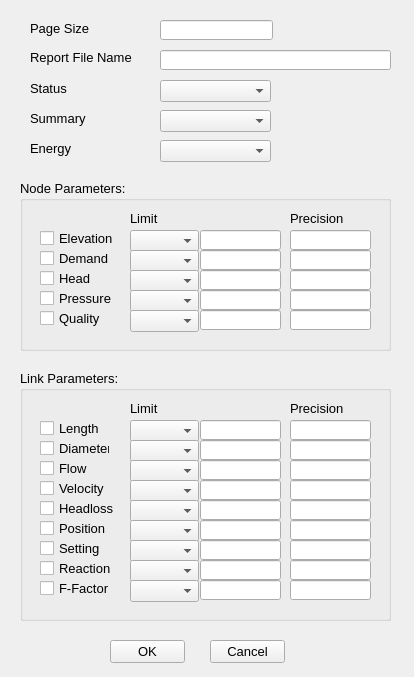
This is src/ui/EPANET/frmReportOptionsDesigner.ui in USEPA/SWMM-EPANET_User_Interface as Qt 5 draws it before an edit. The edited form follows.
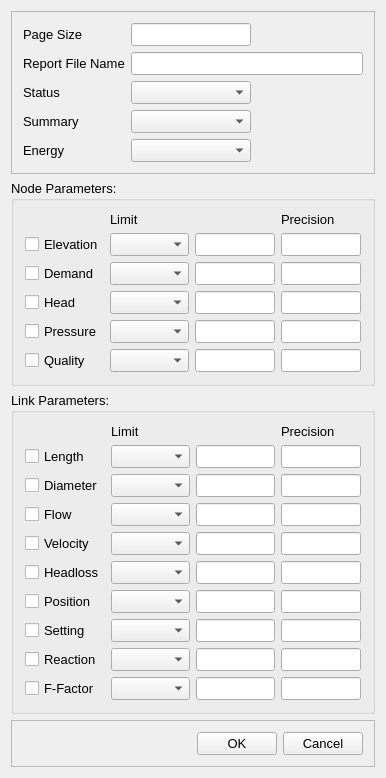
This is the edited form.

Commit message: redo form layouts so they resize appropriately

Diff of the .ui file:
```diff
--- a/src/ui/EPANET/frmReportOptionsDesigner.ui
+++ b/src/ui/EPANET/frmReportOptionsDesigner.ui
@@ -6,8 +6,8 @@
    <rect>
     <x>0</x>
     <y>0</y>
-    <width>414</width>
-    <height>677</height>
+    <width>386</width>
+    <height>689</height>
    </rect>
   </property>
   <property name="font">
@@ -19,832 +19,436 @@
    <string>EPANET Report Options</string>
   </property>
   <widget class="QWidget" name="centralWidget">
-   <widget class="QLabel" name="lblPageSize">
-    <property name="geometry">
-     <rect>
-      <x>30</x>
-      <y>20</y>
-      <width>71</width>
-      <height>16</height>
-     </rect>
-    </property>
-    <property name="font">
-     <font>
-      <pointsize>10</pointsize>
-     </font>
-    </property>
-    <property name="text">
-     <string>Page Size</string>
-    </property>
-   </widget>
-   <widget class="QLabel" name="lblReportFileName">
-    <property name="geometry">
-     <rect>
-      <x>30</x>
-      <y>50</y>
-      <width>121</width>
-      <height>16</height>
-     </rect>
-    </property>
-    <property name="text">
-     <string>&lt;html&gt;&lt;head/&gt;&lt;body&gt;&lt;p&gt;Report File Name&lt;/p&gt;&lt;/body&gt;&lt;/html&gt;</string>
-    </property>
-   </widget>
-   <widget class="QLabel" name="lblStatus">
-    <property name="geometry">
-     <rect>
-      <x>30</x>
-      <y>80</y>
-      <width>111</width>
-      <height>16</height>
-     </rect>
-    </property>
-    <property name="text">
-     <string>Status</string>
-    </property>
-   </widget>
-   <widget class="QPushButton" name="cmdOK">
-    <property name="geometry">
-     <rect>
-      <x>110</x>
-      <y>640</y>
-      <width>75</width>
-      <height>23</height>
-     </rect>
-    </property>
-    <property name="text">
-     <string>OK</string>
-    </property>
-   </widget>
-   <widget class="QPushButton" name="cmdCancel">
-    <property name="geometry">
-     <rect>
-      <x>210</x>
-      <y>640</y>
-      <width>75</width>
-      <height>23</height>
-     </rect>
-    </property>
-    <property name="text">
-     <string>Cancel</string>
-    </property>
-   </widget>
-   <widget class="QComboBox" name="cboSummary">
-    <property name="geometry">
-     <rect>
-      <x>160</x>
-      <y>110</y>
-      <width>111</width>
-      <height>22</height>
-     </rect>
-    </property>
-   </widget>
-   <widget class="QComboBox" name="cboEnergy">
-    <property name="geometry">
-     <rect>
-      <x>160</x>
-      <y>140</y>
-      <width>111</width>
-      <height>22</height>
-     </rect>
-    </property>
-   </widget>
-   <widget class="QLabel" name="lblSummary">
-    <property name="geometry">
-     <rect>
-      <x>30</x>
-      <y>110</y>
-      <width>111</width>
-      <height>16</height>
-     </rect>
-    </property>
-    <property name="text">
-     <string>Summary</string>
-    </property>
-   </widget>
-   <widget class="QLabel" name="lblEnergy">
-    <property name="geometry">
-     <rect>
-      <x>30</x>
-      <y>140</y>
-      <width>111</width>
-      <height>16</height>
-     </rect>
-    </property>
-    <property name="text">
-     <string>Energy</string>
-    </property>
-   </widget>
-   <widget class="QComboBox" name="cboStatus">
-    <property name="geometry">
-     <rect>
-      <x>160</x>
-      <y>80</y>
-      <width>111</width>
-      <height>22</height>
-     </rect>
-    </property>
-   </widget>
-   <widget class="QLineEdit" name="txtReportFileName">
-    <property name="geometry">
-     <rect>
-      <x>160</x>
-      <y>50</y>
-      <width>231</width>
-      <height>20</height>
-     </rect>
-    </property>
-   </widget>
-   <widget class="QLineEdit" name="txtPageSize">
-    <property name="geometry">
-     <rect>
-      <x>160</x>
-      <y>20</y>
-      <width>113</width>
-      <height>20</height>
-     </rect>
-    </property>
-   </widget>
-   <widget class="QGroupBox" name="gbxNode">
-    <property name="geometry">
-     <rect>
-      <x>20</x>
-      <y>180</y>
-      <width>371</width>
-      <height>171</height>
-     </rect>
-    </property>
-    <property name="title">
-     <string>Node Parameters:</string>
-    </property>
-    <widget class="QCheckBox" name="cbxNode1">
-     <property name="geometry">
-      <rect>
-       <x>20</x>
-       <y>50</y>
-       <width>101</width>
-       <height>17</height>
-      </rect>
-     </property>
-     <property name="text">
-      <string>Elevation</string>
-     </property>
-    </widget>
-    <widget class="QCheckBox" name="cbxNode3">
-     <property name="geometry">
-      <rect>
-       <x>20</x>
-       <y>90</y>
-       <width>101</width>
-       <height>17</height>
-      </rect>
-     </property>
-     <property name="text">
-      <string>Head</string>
-     </property>
-    </widget>
-    <widget class="QCheckBox" name="cbxNode2">
-     <property name="geometry">
-      <rect>
-       <x>20</x>
-       <y>70</y>
-       <width>70</width>
-       <height>17</height>
-      </rect>
-     </property>
-     <property name="text">
-      <string>Demand</string>
-     </property>
-    </widget>
-    <widget class="QCheckBox" name="cbxNode4">
-     <property name="geometry">
-      <rect>
-       <x>20</x>
-       <y>110</y>
-       <width>101</width>
-       <height>17</height>
-      </rect>
-     </property>
-     <property name="text">
-      <string>Pressure</string>
-     </property>
-    </widget>
-    <widget class="QCheckBox" name="cbxNode5">
-     <property name="geometry">
-      <rect>
-       <x>20</x>
-       <y>130</y>
-       <width>101</width>
-       <height>17</height>
-      </rect>
-     </property>
-     <property name="text">
-      <string>Quality</string>
-     </property>
-    </widget>
-    <widget class="QComboBox" name="cboNode1">
-     <property name="geometry">
-      <rect>
-       <x>110</x>
-       <y>50</y>
-       <width>69</width>
-       <height>22</height>
-      </rect>
-     </property>
-    </widget>
-    <widget class="QComboBox" name="cboNode2">
-     <property name="geometry">
-      <rect>
-       <x>110</x>
-       <y>70</y>
-       <width>69</width>
-       <height>22</height>
-      </rect>
-     </property>
-    </widget>
-    <widget class="QComboBox" name="cboNode3">
-     <property name="geometry">
-      <rect>
-       <x>110</x>
-       <y>90</y>
-       <width>69</width>
-       <height>22</height>
-      </rect>
-     </property>
-    </widget>
-    <widget class="QComboBox" name="cboNode4">
-     <property name="geometry">
-      <rect>
-       <x>110</x>
-       <y>110</y>
-       <width>69</width>
-       <height>22</height>
-      </rect>
-     </property>
-    </widget>
-    <widget class="QComboBox" name="cboNode5">
-     <property name="geometry">
-      <rect>
-       <x>110</x>
-       <y>130</y>
-       <width>69</width>
-       <height>22</height>
-      </rect>
-     </property>
-    </widget>
-    <widget class="QLabel" name="lblLimit">
-     <property name="geometry">
-      <rect>
-       <x>110</x>
-       <y>30</y>
-       <width>71</width>
-       <height>16</height>
-      </rect>
-     </property>
-     <property name="text">
-      <string>Limit</string>
-     </property>
-    </widget>
-    <widget class="QLineEdit" name="txtNode1">
-     <property name="geometry">
-      <rect>
-       <x>180</x>
-       <y>50</y>
-       <width>81</width>
-       <height>20</height>
-      </rect>
-     </property>
-    </widget>
-    <widget class="QLineEdit" name="txtNode2">
-     <property name="geometry">
-      <rect>
-       <x>180</x>
-       <y>70</y>
-       <width>81</width>
-       <height>20</height>
-      </rect>
-     </property>
-    </widget>
-    <widget class="QLineEdit" name="txtNode3">
-     <property name="geometry">
-      <rect>
-       <x>180</x>
-       <y>90</y>
-       <width>81</width>
-       <height>20</height>
-      </rect>
-     </property>
-    </widget>
-    <widget class="QLineEdit" name="txtNode4">
-     <property name="geometry">
-      <rect>
-       <x>180</x>
-       <y>110</y>
-       <width>81</width>
-       <height>20</height>
-      </rect>
-     </property>
-    </widget>
-    <widget class="QLineEdit" name="txtNode5">
-     <property name="geometry">
-      <rect>
-       <x>180</x>
-       <y>130</y>
-       <width>81</width>
-       <height>20</height>
-      </rect>
-     </property>
-    </widget>
-    <widget class="QLabel" name="lblPrecision">
-     <property name="geometry">
-      <rect>
-       <x>270</x>
-       <y>30</y>
-       <width>71</width>
-       <height>16</height>
-      </rect>
-     </property>
-     <property name="text">
-      <string>Precision</string>
-     </property>
-    </widget>
-    <widget class="QLineEdit" name="txtNode6">
-     <property name="geometry">
-      <rect>
-       <x>270</x>
-       <y>50</y>
-       <width>81</width>
-       <height>20</height>
-      </rect>
-     </property>
-    </widget>
-    <widget class="QLineEdit" name="txtNode8">
-     <property name="geometry">
-      <rect>
-       <x>270</x>
-       <y>90</y>
-       <width>81</width>
-       <height>20</height>
-      </rect>
-     </property>
-    </widget>
-    <widget class="QLineEdit" name="txtNode7">
-     <property name="geometry">
-      <rect>
-       <x>270</x>
-       <y>70</y>
-       <width>81</width>
-       <height>20</height>
-      </rect>
-     </property>
-    </widget>
-    <widget class="QLineEdit" name="txtNode10">
-     <property name="geometry">
-      <rect>
-       <x>270</x>
-       <y>130</y>
-       <width>81</width>
-       <height>20</height>
-      </rect>
-     </property>
-    </widget>
-    <widget class="QLineEdit" name="txtNode9">
-     <property name="geometry">
-      <rect>
-       <x>270</x>
-       <y>110</y>
-       <width>81</width>
-       <height>20</height>
-      </rect>
-     </property>
-    </widget>
-   </widget>
-   <widget class="QGroupBox" name="gbxLink">
-    <property name="geometry">
-     <rect>
-      <x>20</x>
-      <y>370</y>
-      <width>371</width>
-      <height>251</height>
-     </rect>
-    </property>
-    <property name="title">
-     <string>Link Parameters:</string>
-    </property>
-    <widget class="QCheckBox" name="cbxLink1">
-     <property name="geometry">
-      <rect>
-       <x>20</x>
-       <y>50</y>
-       <width>101</width>
-       <height>17</height>
-      </rect>
-     </property>
-     <property name="text">
-      <string>Length</string>
-     </property>
-    </widget>
-    <widget class="QCheckBox" name="cbxLink3">
-     <property name="geometry">
-      <rect>
-       <x>20</x>
-       <y>90</y>
-       <width>101</width>
-       <height>17</height>
-      </rect>
-     </property>
-     <property name="text">
-      <string>Flow</string>
-     </property>
-    </widget>
-    <widget class="QCheckBox" name="cbxLink2">
-     <property name="geometry">
-      <rect>
-       <x>20</x>
-       <y>70</y>
-       <width>70</width>
-       <height>17</height>
-      </rect>
-     </property>
-     <property name="text">
-      <string>Diameter</string>
-     </property>
-    </widget>
-    <widget class="QCheckBox" name="cbxLink4">
-     <property name="geometry">
-      <rect>
-       <x>20</x>
-       <y>110</y>
-       <width>101</width>
-       <height>17</height>
-      </rect>
-     </property>
-     <property name="text">
-      <string>Velocity</string>
-     </property>
-    </widget>
-    <widget class="QCheckBox" name="cbxLink5">
-     <property name="geometry">
-      <rect>
-       <x>20</x>
-       <y>130</y>
-       <width>101</width>
-       <height>17</height>
-      </rect>
-     </property>
-     <property name="text">
-      <string>Headloss</string>
-     </property>
-    </widget>
-    <widget class="QComboBox" name="cboLink1">
-     <property name="geometry">
-      <rect>
-       <x>110</x>
-       <y>50</y>
-       <width>69</width>
-       <height>22</height>
-      </rect>
-     </property>
-    </widget>
-    <widget class="QComboBox" name="cboLink2">
-     <property name="geometry">
-      <rect>
-       <x>110</x>
-       <y>70</y>
-       <width>69</width>
-       <height>22</height>
-      </rect>
-     </property>
-    </widget>
-    <widget class="QComboBox" name="cboLink3">
-     <property name="geometry">
-      <rect>
-       <x>110</x>
-       <y>90</y>
-       <width>69</width>
-       <height>22</height>
-      </rect>
-     </property>
-    </widget>
-    <widget class="QComboBox" name="cboLink4">
-     <property name="geometry">
-      <rect>
-       <x>110</x>
-       <y>110</y>
-       <width>69</width>
-       <height>22</height>
-      </rect>
-     </property>
-    </widget>
-    <widget class="QComboBox" name="cboLink5">
-     <property name="geometry">
-      <rect>
-       <x>110</x>
-       <y>130</y>
-       <width>69</width>
-       <height>22</height>
-      </rect>
-     </property>
-    </widget>
-    <widget class="QLabel" name="lblLimitLink">
-     <property name="geometry">
-      <rect>
-       <x>110</x>
-       <y>30</y>
-       <width>71</width>
-       <height>16</height>
-      </rect>
-     </property>
-     <property name="text">
-      <string>Limit</string>
-     </property>
-    </widget>
-    <widget class="QLineEdit" name="txtLink1">
-     <property name="geometry">
-      <rect>
-       <x>180</x>
-       <y>50</y>
-       <width>81</width>
-       <height>20</height>
-      </rect>
-     </property>
-    </widget>
-    <widget class="QLineEdit" name="txtLink2">
-     <property name="geometry">
-      <rect>
-       <x>180</x>
-       <y>70</y>
-       <width>81</width>
-       <height>20</height>
-      </rect>
-     </property>
-    </widget>
-    <widget class="QLineEdit" name="txtLink3">
-     <property name="geometry">
-      <rect>
-       <x>180</x>
-       <y>90</y>
-       <width>81</width>
-       <height>20</height>
-      </rect>
-     </property>
-    </widget>
-    <widget class="QLineEdit" name="txtLink4">
-     <property name="geometry">
-      <rect>
-       <x>180</x>
-       <y>110</y>
-       <width>81</width>
-       <height>20</height>
-      </rect>
-     </property>
-    </widget>
-    <widget class="QLineEdit" name="txtLink5">
-     <property name="geometry">
-      <rect>
-       <x>180</x>
-       <y>130</y>
-       <width>81</width>
-       <height>20</height>
-      </rect>
-     </property>
-    </widget>
-    <widget class="QLabel" name="lblPrecisionLink">
-     <property name="geometry">
-      <rect>
-       <x>270</x>
-       <y>30</y>
-       <width>71</width>
-       <height>16</height>
-      </rect>
-     </property>
-     <property name="text">
-      <string>Precision</string>
-     </property>
-    </widget>
-    <widget class="QLineEdit" name="txtLink10">
-     <property name="geometry">
-      <rect>
-       <x>270</x>
-       <y>50</y>
-       <width>81</width>
-       <height>20</height>
-      </rect>
-     </property>
-    </widget>
-    <widget class="QLineEdit" name="txtLink12">
-     <property name="geometry">
-      <rect>
-       <x>270</x>
-       <y>90</y>
-       <width>81</width>
-       <height>20</height>
-      </rect>
-     </property>
-    </widget>
-    <widget class="QLineEdit" name="txtLink11">
-     <property name="geometry">
-      <rect>
-       <x>270</x>
-       <y>70</y>
-       <width>81</width>
-       <height>20</height>
-      </rect>
-     </property>
-    </widget>
-    <widget class="QLineEdit" name="txtLink14">
-     <property name="geometry">
-      <rect>
-       <x>270</x>
-       <y>130</y>
-       <width>81</width>
-       <height>20</height>
-      </rect>
-     </property>
-    </widget>
-    <widget class="QLineEdit" name="txtLink13">
-     <property name="geometry">
-      <rect>
-       <x>270</x>
-       <y>110</y>
-       <width>81</width>
-       <height>20</height>
-      </rect>
-     </property>
-    </widget>
-    <widget class="QComboBox" name="cboLink6">
-     <property name="geometry">
-      <rect>
-       <x>110</x>
-       <y>150</y>
-       <width>69</width>
-       <height>22</height>
-      </rect>
-     </property>
-    </widget>
-    <widget class="QLineEdit" name="txtLink15">
-     <property name="geometry">
-      <rect>
-       <x>270</x>
-       <y>150</y>
-       <width>81</width>
-       <height>20</height>
-      </rect>
-     </property>
-    </widget>
-    <widget class="QLineEdit" name="txtLink6">
-     <property name="geometry">
-      <rect>
-       <x>180</x>
-       <y>150</y>
-       <width>81</width>
-       <height>20</height>
-      </rect>
-     </property>
-    </widget>
-    <widget class="QCheckBox" name="cbxLink6">
-     <property name="geometry">
-      <rect>
-       <x>20</x>
-       <y>150</y>
-       <width>101</width>
-       <height>17</height>
-      </rect>
-     </property>
-     <property name="text">
-      <string>Position</string>
-     </property>
-    </widget>
-    <widget class="QComboBox" name="cboLink7">
-     <property name="geometry">
-      <rect>
-       <x>110</x>
-       <y>170</y>
-       <width>69</width>
-       <height>22</height>
-      </rect>
-     </property>
-    </widget>
-    <widget class="QLineEdit" name="txtLink16">
-     <property name="geometry">
-      <rect>
-       <x>270</x>
-       <y>170</y>
-       <width>81</width>
-       <height>20</height>
-      </rect>
-     </property>
-    </widget>
-    <widget class="QLineEdit" name="txtLink7">
-     <property name="geometry">
-      <rect>
-       <x>180</x>
-       <y>170</y>
-       <width>81</width>
-       <height>20</height>
-      </rect>
-     </property>
-    </widget>
-    <widget class="QCheckBox" name="cbxLink7">
-     <property name="geometry">
-      <rect>
-       <x>20</x>
-       <y>170</y>
-       <width>101</width>
-       <height>17</height>
-      </rect>
-     </property>
-     <property name="text">
-      <string>Setting</string>
-     </property>
-    </widget>
-    <widget class="QComboBox" name="cboLink8">
-     <property name="geometry">
-      <rect>
-       <x>110</x>
-       <y>190</y>
-       <width>69</width>
-       <height>22</height>
-      </rect>
-     </property>
-    </widget>
-    <widget class="QLineEdit" name="txtLink17">
-     <property name="geometry">
-      <rect>
-       <x>270</x>
-       <y>190</y>
-       <width>81</width>
-       <height>20</height>
-      </rect>
-     </property>
-    </widget>
-    <widget class="QLineEdit" name="txtLink8">
-     <property name="geometry">
-      <rect>
-       <x>180</x>
-       <y>190</y>
-       <width>81</width>
-       <height>20</height>
-      </rect>
-     </property>
-    </widget>
-    <widget class="QCheckBox" name="cbxLink8">
-     <property name="geometry">
-      <rect>
-       <x>20</x>
-       <y>190</y>
-       <width>101</width>
-       <height>17</height>
-      </rect>
-     </property>
-     <property name="text">
-      <string>Reaction</string>
-     </property>
-    </widget>
-    <widget class="QComboBox" name="cboLink9">
-     <property name="geometry">
-      <rect>
-       <x>110</x>
-       <y>210</y>
-       <width>69</width>
-       <height>22</height>
-      </rect>
-     </property>
-    </widget>
-    <widget class="QLineEdit" name="txtLink18">
-     <property name="geometry">
-      <rect>
-       <x>270</x>
-       <y>210</y>
-       <width>81</width>
-       <height>20</height>
-      </rect>
-     </property>
-    </widget>
-    <widget class="QLineEdit" name="txtLink9">
-     <property name="geometry">
-      <rect>
-       <x>180</x>
-       <y>210</y>
-       <width>81</width>
-       <height>20</height>
-      </rect>
-     </property>
-    </widget>
-    <widget class="QCheckBox" name="cbxLink9">
-     <property name="geometry">
-      <rect>
-       <x>20</x>
-       <y>210</y>
-       <width>101</width>
-       <height>17</height>
-      </rect>
-     </property>
-     <property name="text">
-      <string>F-Factor</string>
-     </property>
-    </widget>
-   </widget>
+   <layout class="QVBoxLayout" name="verticalLayout">
+    <item>
+     <widget class="QFrame" name="fraTop">
+      <property name="frameShape">
+       <enum>QFrame::StyledPanel</enum>
+      </property>
+      <property name="frameShadow">
+       <enum>QFrame::Raised</enum>
+      </property>
+      <layout class="QGridLayout" name="gridLayout">
+       <item row="0" column="0">
+        <widget class="QLabel" name="lblPageSize">
+         <property name="font">
+          <font>
+           <pointsize>10</pointsize>
+          </font>
+         </property>
+         <property name="text">
+          <string>Page Size</string>
+         </property>
+        </widget>
+       </item>
+       <item row="0" column="1">
+        <widget class="QLineEdit" name="txtPageSize"/>
+       </item>
+       <item row="0" column="2">
+        <spacer name="hspPage">
+         <property name="orientation">
+          <enum>Qt::Horizontal</enum>
+         </property>
+         <property name="sizeHint" stdset="0">
+          <size>
+           <width>110</width>
+           <height>20</height>
+          </size>
+         </property>
+        </spacer>
+       </item>
+       <item row="1" column="0">
+        <widget class="QLabel" name="lblReportFileName">
+         <property name="text">
+          <string>&lt;html&gt;&lt;head/&gt;&lt;body&gt;&lt;p&gt;Report File Name&lt;/p&gt;&lt;/body&gt;&lt;/html&gt;</string>
+         </property>
+        </widget>
+       </item>
+       <item row="1" column="1" colspan="2">
+        <widget class="QLineEdit" name="txtReportFileName"/>
+       </item>
+       <item row="2" column="0">
+        <widget class="QLabel" name="lblStatus">
+         <property name="text">
+          <string>Status</string>
+         </property>
+        </widget>
+       </item>
+       <item row="2" column="1">
+        <widget class="QComboBox" name="cboStatus"/>
+       </item>
+       <item row="2" column="2">
+        <spacer name="hspStatus">
+         <property name="orientation">
+          <enum>Qt::Horizontal</enum>
+         </property>
+         <property name="sizeHint" stdset="0">
+          <size>
+           <width>110</width>
+           <height>20</height>
+          </size>
+         </property>
+        </spacer>
+       </item>
+       <item row="3" column="0">
+        <widget class="QLabel" name="lblSummary">
+         <property name="text">
+          <string>Summary</string>
+         </property>
+        </widget>
+       </item>
+       <item row="3" column="1">
+        <widget class="QComboBox" name="cboSummary"/>
+       </item>
+       <item row="3" column="2">
+        <spacer name="hspSummary">
+         <property name="orientation">
+          <enum>Qt::Horizontal</enum>
+         </property>
+         <property name="sizeHint" stdset="0">
+          <size>
+           <width>110</width>
+           <height>20</height>
+          </size>
+         </property>
+        </spacer>
+       </item>
+       <item row="4" column="0">
+        <widget class="QLabel" name="lblEnergy">
+         <property name="text">
+          <string>Energy</string>
+         </property>
+        </widget>
+       </item>
+       <item row="4" column="1">
+        <widget class="QComboBox" name="cboEnergy"/>
+       </item>
+       <item row="4" column="2">
+        <spacer name="hspEnergy">
+         <property name="orientation">
+          <enum>Qt::Horizontal</enum>
+         </property>
+         <property name="sizeHint" stdset="0">
+          <size>
+           <width>110</width>
+           <height>20</height>
+          </size>
+         </property>
+        </spacer>
+       </item>
+      </layout>
+     </widget>
+    </item>
+    <item>
+     <widget class="QGroupBox" name="gbxNode">
+      <property name="title">
+       <string>Node Parameters:</string>
+      </property>
+      <layout class="QGridLayout" name="gridLayout_2">
+       <item row="0" column="1">
+        <widget class="QLabel" name="lblLimit">
+         <property name="text">
+          <string>Limit</string>
+         </property>
+        </widget>
+       </item>
+       <item row="0" column="3">
+        <widget class="QLabel" name="lblPrecision">
+         <property name="text">
+          <string>Precision</string>
+         </property>
+        </widget>
+       </item>
+       <item row="1" column="0">
+        <widget class="QCheckBox" name="cbxNode1">
+         <property name="text">
+          <string>Elevation</string>
+         </property>
+        </widget>
+       </item>
+       <item row="1" column="1">
+        <widget class="QComboBox" name="cboNode1"/>
+       </item>
+       <item row="1" column="2">
+        <widget class="QLineEdit" name="txtNode1"/>
+       </item>
+       <item row="1" column="3">
+        <widget class="QLineEdit" name="txtNode6"/>
+       </item>
+       <item row="2" column="0">
+        <widget class="QCheckBox" name="cbxNode2">
+         <property name="text">
+          <string>Demand</string>
+         </property>
+        </widget>
+       </item>
+       <item row="2" column="1">
+        <widget class="QComboBox" name="cboNode2"/>
+       </item>
+       <item row="2" column="2">
+        <widget class="QLineEdit" name="txtNode2"/>
+       </item>
+       <item row="2" column="3">
+        <widget class="QLineEdit" name="txtNode7"/>
+       </item>
+       <item row="3" column="0">
+        <widget class="QCheckBox" name="cbxNode3">
+         <property name="text">
+          <string>Head</string>
+         </property>
+        </widget>
+       </item>
+       <item row="3" column="1">
+        <widget class="QComboBox" name="cboNode3"/>
+       </item>
+       <item row="3" column="2">
+        <widget class="QLineEdit" name="txtNode3"/>
+       </item>
+       <item row="3" column="3">
+        <widget class="QLineEdit" name="txtNode8"/>
+       </item>
+       <item row="4" column="0">
+        <widget class="QCheckBox" name="cbxNode4">
+         <property name="text">
+          <string>Pressure</string>
+         </property>
+        </widget>
+       </item>
+       <item row="4" column="1">
+        <widget class="QComboBox" name="cboNode4"/>
+       </item>
+       <item row="4" column="2">
+        <widget class="QLineEdit" name="txtNode4"/>
+       </item>
+       <item row="4" column="3">
+        <widget class="QLineEdit" name="txtNode9"/>
+       </item>
+       <item row="5" column="0">
+        <widget class="QCheckBox" name="cbxNode5">
+         <property name="text">
+          <string>Quality</string>
+         </property>
+        </widget>
+       </item>
+       <item row="5" column="1">
+        <widget class="QComboBox" name="cboNode5"/>
+       </item>
+       <item row="5" column="2">
+        <widget class="QLineEdit" name="txtNode5"/>
+       </item>
+       <item row="5" column="3">
+        <widget class="QLineEdit" name="txtNode10"/>
+       </item>
+      </layout>
+     </widget>
+    </item>
+    <item>
+     <widget class="QGroupBox" name="gbxLink">
+      <property name="title">
+       <string>Link Parameters:</string>
+      </property>
+      <layout class="QGridLayout" name="gridLayout_3">
+       <item row="0" column="1">
+        <widget class="QLabel" name="lblLimitLink">
+         <property name="text">
+          <string>Limit</string>
+         </property>
+        </widget>
+       </item>
+       <item row="0" column="3">
+        <widget class="QLabel" name="lblPrecisionLink">
+         <property name="text">
+          <string>Precision</string>
+         </property>
+        </widget>
+       </item>
+       <item row="1" column="0">
+        <widget class="QCheckBox" name="cbxLink1">
+         <property name="text">
+          <string>Length</string>
+         </property>
+        </widget>
+       </item>
+       <item row="1" column="1">
+        <widget class="QComboBox" name="cboLink1"/>
+       </item>
+       <item row="1" column="2">
+        <widget class="QLineEdit" name="txtLink1"/>
+       </item>
+       <item row="1" column="3">
+        <widget class="QLineEdit" name="txtLink10"/>
+       </item>
+       <item row="2" column="0">
+        <widget class="QCheckBox" name="cbxLink2">
+         <property name="text">
+          <string>Diameter</string>
+         </property>
+        </widget>
+       </item>
+       <item row="2" column="1">
+        <widget class="QComboBox" name="cboLink2"/>
+       </item>
+       <item row="2" column="2">
+        <widget class="QLineEdit" name="txtLink2"/>
+       </item>
+       <item row="2" column="3">
+        <widget class="QLineEdit" name="txtLink11"/>
+       </item>
+       <item row="3" column="0">
+        <widget class="QCheckBox" name="cbxLink3">
+         <property name="text">
+          <string>Flow</string>
+         </property>
+        </widget>
+       </item>
+       <item row="3" column="1">
+        <widget class="QComboBox" name="cboLink3"/>
+       </item>
+       <item row="3" column="2">
+        <widget class="QLineEdit" name="txtLink3"/>
+       </item>
+       <item row="3" column="3">
+        <widget class="QLineEdit" name="txtLink12"/>
+       </item>
+       <item row="4" column="0">
+        <widget class="QCheckBox" name="cbxLink4">
+         <property name="text">
+          <string>Velocity</string>
+         </property>
+        </widget>
+       </item>
+       <item row="4" column="1">
+        <widget class="QComboBox" name="cboLink4"/>
+       </item>
+       <item row="4" column="2">
+        <widget class="QLineEdit" name="txtLink4"/>
+       </item>
+       <item row="4" column="3">
+        <widget class="QLineEdit" name="txtLink13"/>
+       </item>
+       <item row="5" column="0">
+        <widget class="QCheckBox" name="cbxLink5">
+         <property name="text">
+          <string>Headloss</string>
+         </property>
+        </widget>
+       </item>
+       <item row="5" column="1">
+        <widget class="QComboBox" name="cboLink5"/>
+       </item>
+       <item row="5" column="2">
+        <widget class="QLineEdit" name="txtLink5"/>
+       </item>
+       <item row="5" column="3">
+        <widget class="QLineEdit" name="txtLink14"/>
+       </item>
+       <item row="6" column="0">
+        <widget class="QCheckBox" name="cbxLink6">
+         <property name="text">
+          <string>Position</string>
+         </property>
+        </widget>
+       </item>
+       <item row="6" column="1">
+        <widget class="QComboBox" name="cboLink6"/>
+       </item>
+       <item row="6" column="2">
+        <widget class="QLineEdit" name="txtLink6"/>
+       </item>
+       <item row="6" column="3">
+        <widget class="QLineEdit" name="txtLink15"/>
+       </item>
+       <item row="7" column="0">
+        <widget class="QCheckBox" name="cbxLink7">
+         <property name="text">
+          <string>Setting</string>
+         </property>
+        </widget>
+       </item>
+       <item row="7" column="1">
+        <widget class="QComboBox" name="cboLink7"/>
+       </item>
+       <item row="7" column="2">
+        <widget class="QLineEdit" name="txtLink7"/>
+       </item>
+       <item row="7" column="3">
+        <widget class="QLineEdit" name="txtLink16"/>
+       </item>
+       <item row="8" column="0">
+        <widget class="QCheckBox" name="cbxLink8">
+         <property name="text">
+          <string>Reaction</string>
+         </property>
+        </widget>
+       </item>
+       <item row="8" column="1">
+        <widget class="QComboBox" name="cboLink8"/>
+       </item>
+       <item row="8" column="2">
+        <widget class="QLineEdit" name="txtLink8"/>
+       </item>
+       <item row="8" column="3">
+        <widget class="QLineEdit" name="txtLink17"/>
+       </item>
+       <item row="9" column="0">
+        <widget class="QCheckBox" name="cbxLink9">
+         <property name="text">
+          <string>F-Factor</string>
+         </property>
+        </widget>
+       </item>
+       <item row="9" column="1">
+        <widget class="QComboBox" name="cboLink9"/>
+       </item>
+       <item row="9" column="2">
+        <widget class="QLineEdit" name="txtLink9"/>
+       </item>
+       <item row="9" column="3">
+        <widget class="QLineEdit" name="txtLink18"/>
+       </item>
+      </layout>
+     </widget>
+    </item>
+    <item>
+     <widget class="QFrame" name="fraOKCancel">
+      <property name="frameShape">
+       <enum>QFrame::StyledPanel</enum>
+      </property>
+      <property name="frameShadow">
+       <enum>QFrame::Raised</enum>
+      </property>
+      <layout class="QHBoxLayout" name="horizontalLayout">
+       <item>
+        <spacer name="hspOKCancel">
+         <property name="orientation">
+          <enum>Qt::Horizontal</enum>
+         </property>
+         <property name="sizeHint" stdset="0">
+          <size>
+           <width>183</width>
+           <height>20</height>
+          </size>
+         </property>
+        </spacer>
+       </item>
+       <item>
+        <widget class="QPushButton" name="cmdOK">
+         <property name="text">
+          <string>OK</string>
+         </property>
+        </widget>
+       </item>
+       <item>
+        <widget class="QPushButton" name="cmdCancel">
+         <property name="text">
+          <string>Cancel</string>
+         </property>
+        </widget>
+       </item>
+      </layout>
+     </widget>
+    </item>
+   </layout>
   </widget>
  </widget>
  <layoutdefault spacing="6" margin="11"/>
```
The commit also changes 11 other files.
